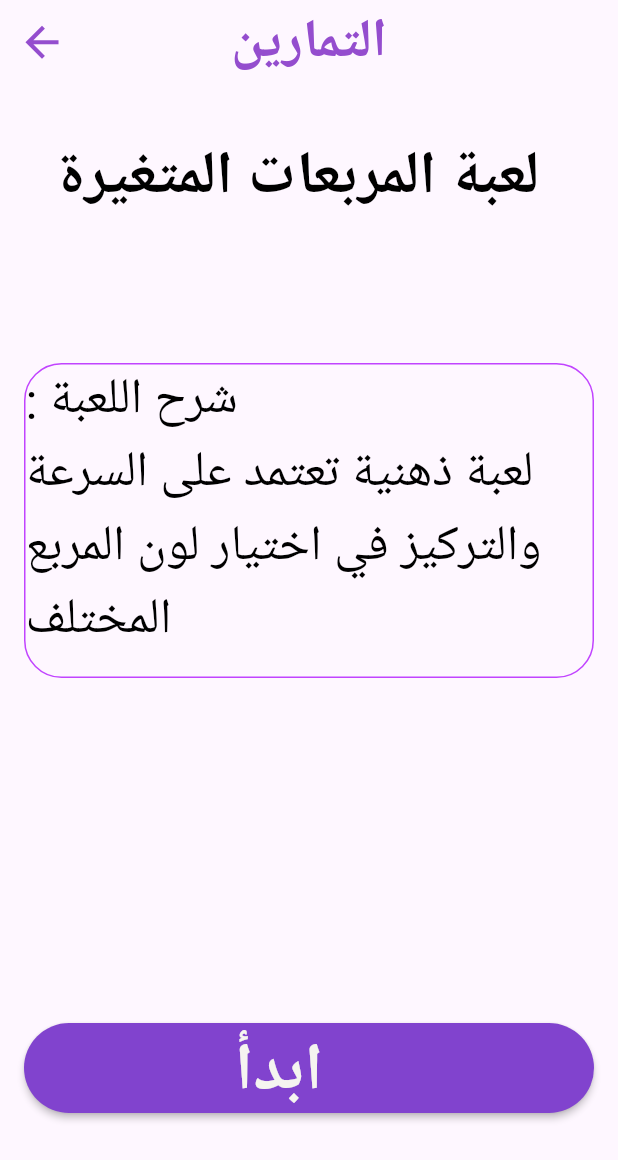
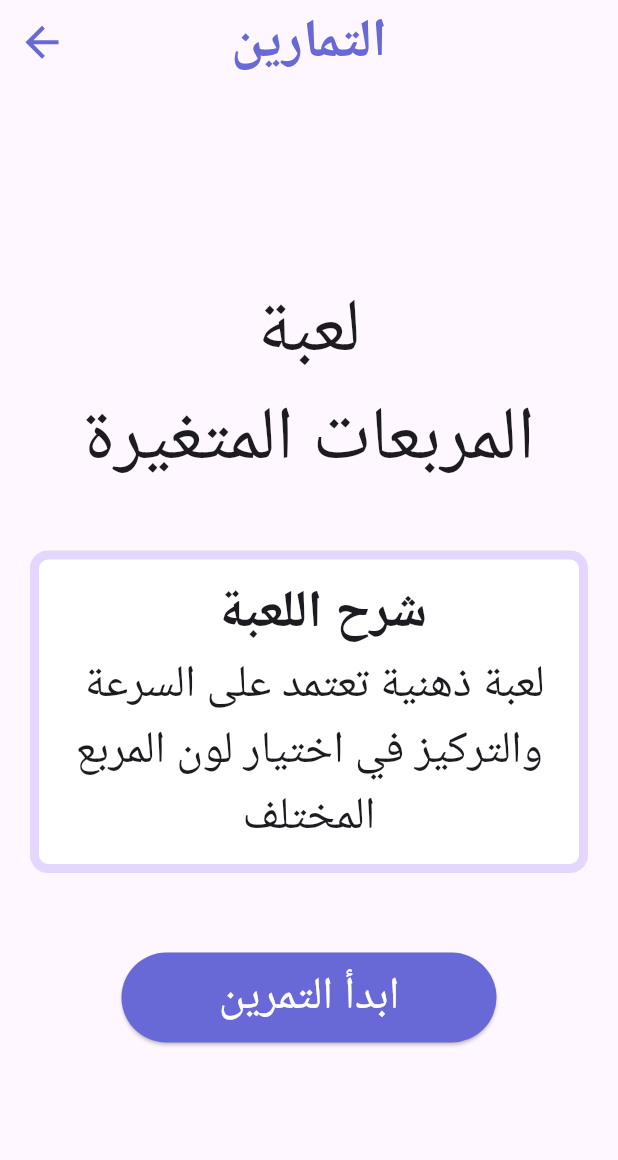
Before and after one commit to Sondosgit/aoun_2, a Flutter app: the exercise screen opened directly, on a phone screen of 412 x 824 dp. Shown: the top 1160 px of the screen. Run offline on Flutter 3.47's test engine with Material 3 defaults, Android fonts, the phone set to English and light mode, and no system bars; our stand-ins replace adhan, awesome_dialog, firebase_auth, firebase_core, geolocator, google_maps_flutter and 2 more; accounts and stored records are empty.

Commit message:
game.dart done

```diff
--- a/lib/game.dart
+++ b/lib/game.dart
@@ -1,4 +1,5 @@
 import 'package:flutter/material.dart';
+import 'package:hello_world/logic/pages/game.dart';
 
 class exercise extends StatefulWidget {
   const exercise({super.key});
@@ -12,72 +13,68 @@ class _exerciseState extends State<exercise> {
     return Scaffold(
       appBar: AppBar(
           centerTitle: true,
-          iconTheme: IconThemeData(color: Color.fromARGB(255, 148, 77, 206), size: 33),
+          iconTheme: IconThemeData(color: Color(0xFF6869D6), size: 33),
           title: Text("التمارين",
               style: TextStyle(
                   fontSize: 36,
-                  color: Color.fromARGB(255, 148, 77, 206),
-                  fontWeight: FontWeight.bold)
+                  color: Color(0xFF6869D6),
+                  fontWeight: FontWeight.bold))),
+      body: SafeArea(
+        child: Center(
+          child: Column(
+            mainAxisAlignment: MainAxisAlignment.center,
+            children: [
+              const Text('لعبة', style: TextStyle(fontSize: 50)),
+              const Text('المربعات المتغيرة', style: TextStyle(fontSize: 50)),
+              const SizedBox(height: 16),
+              Container(
+                  margin: EdgeInsets.symmetric(vertical: 20, horizontal: 20),
+                  padding: EdgeInsets.all(10),
+                  //height: 90.0,
+                  width: double.infinity,
+                  decoration: BoxDecoration(
+                    color: Colors.white,
+                    borderRadius: BorderRadius.circular(12.0),
+                    border: Border.all(
+                      color: Color.fromARGB(255, 229, 214, 255),
+                      width: 6,
+                    ),
+                  ),
+                  child: Column(
+                    children: [
+                      Text("شرح اللعبة  ",
+                          textAlign: TextAlign.right,
+                          style: TextStyle(
+                              fontSize: 35, fontWeight: FontWeight.bold)),
+                      Text(
+                          " لعبة ذهنية تعتمد على السرعة والتركيز في اختيار لون المربع المختلف",
+                          textAlign: TextAlign.center,
+                          style: TextStyle(
+                              fontSize: 30, fontWeight: FontWeight.w200)),
+                    ],
                   )),
-
-      body:Center(
-        child: Column(
-          children: [
-            Container(
-            height: 33,
+                  Container(height: 33,),
+              SizedBox(
+                width: 250, // <-- Your width
+                height: 60, // <-- Your height
+                child: ElevatedButton(
+                  onPressed: () {
+                    Navigator.of(context)
+                        .push(MaterialPageRoute(builder: (context) => Game()));
+                  },
+                  style: ElevatedButton.styleFrom(
+                    backgroundColor: Color(0xFF6869D6),
+                  ),
+                  child: Row(mainAxisSize: MainAxisSize.min, children: const [
+                    Text('ابدأ التمرين',
+                        style: TextStyle(color: Colors.white, fontSize: 30)),
+                  ]),
+                ),
+              )
+            ],
           ),
-      Container(
-        child: Text("   لعبة المربعات المتغيرة",
-            style: TextStyle(
-                fontSize: 40,
-                color: Colors.black,
-                fontWeight: FontWeight.bold)),
-                width: 400,
-                height: 120,
+        ),
       ),
-      SizedBox(
-        height: 33,
-        width:170,
-      ),
-
-      Container(
-        child: Text("شرح اللعبة :                        لعبة ذهنية تعتمد على السرعة والتركيز في اختيار لون المربع المختلف"
-        ,
-            style: TextStyle(
-                fontSize: 33,
-                color: Colors.black,
-                )),
-                decoration: BoxDecoration(
-                border: Border.all(color: const Color.fromARGB(255, 193, 68, 255) ) ,borderRadius: BorderRadius.all(
-                Radius.circular(25.0) )),
-                width: 380,
-                height: 210,
-      ),
-      SizedBox(
-        height: 230  ),
-
-      SizedBox(
-              width: 380,
-              height: 60,
-              child: MaterialButton(
-                  onPressed: () {
-                  },
-             child:Text(
-                  "ابدأ",
-                  style: TextStyle(fontSize: 44,fontWeight: FontWeight.bold,color:Color.fromARGB(255, 245, 244, 240)
-                  ),
-                ),
-                  padding: EdgeInsets.only(left: 110, right: 150),
-                  color: Color.fromARGB(255, 129, 67, 206),
-                  shape: RoundedRectangleBorder(
-                    borderRadius: BorderRadius.circular(30),
-                  ),  ),
-              ),
-
-          ]
-      ),
-      )
-
     );
   }
 }
--- a/pubspec.yaml
+++ b/pubspec.yaml
@@ -47,6 +47,7 @@ dependencies:
   location: ^5.0.3
   intl: ^0.19.0
   google_maps_flutter: ^2.6.0
+  quickalert: ^1.1.0
 
 dev_dependencies:
   flutter_test:
```
Also changed, not shown: lib/logic/game_data.dart (added, +51 -0 lines), lib/logic/pages/game.dart (added, +196 -0 lines), pubspec.lock, 1 other file.
